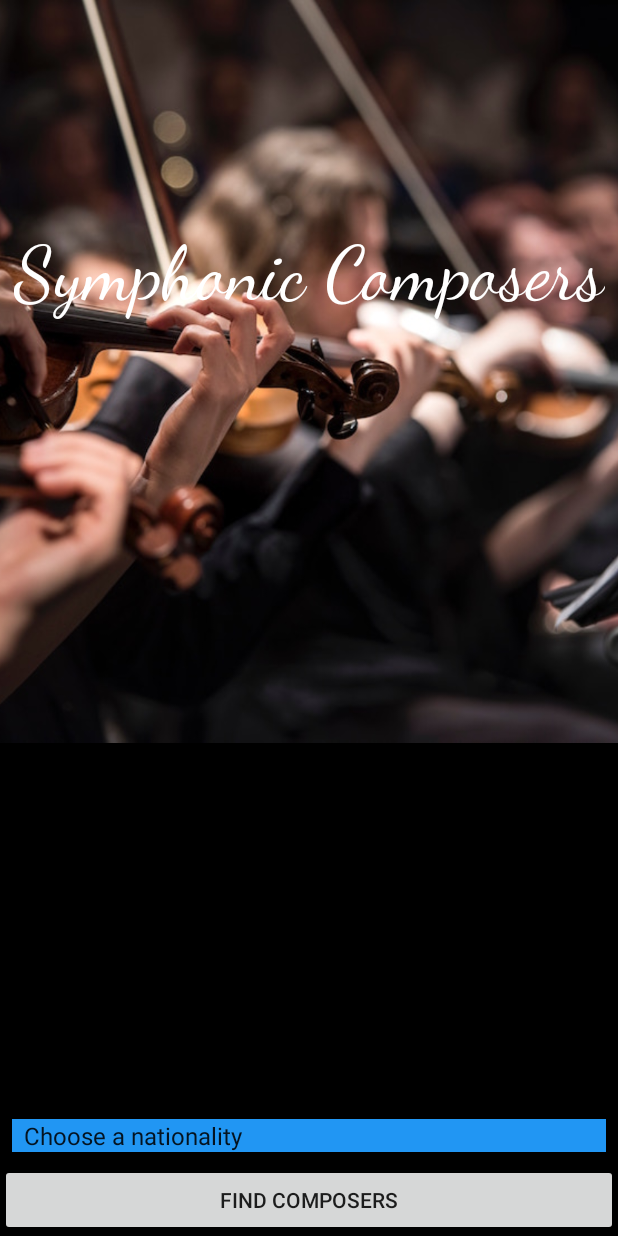
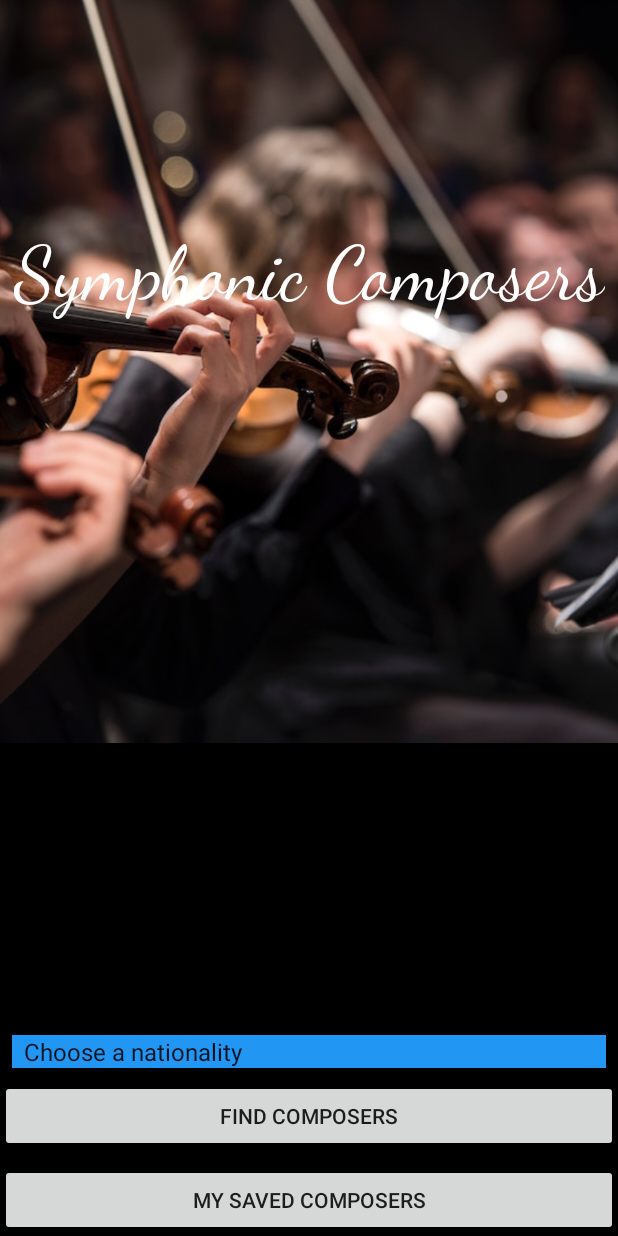
Before and after one commit to sagaquisces/Symphonic-Composers, an Android app: the screen it shows after launch (MainActivity), on a phone screen of 412 x 824 dp. Run offline under Robolectric (Android 15) with nearby library versions, the phone set to English and light mode, and no system bars; our stand-ins replace ButterKnife.

Commit message:
app will pull saved composers from firebase db and take to saved composers activity

```diff
--- a/app/build.gradle
+++ b/app/build.gradle
@@ -53,6 +53,7 @@ dependencies {
     compile 'org.parceler:parceler-api:1.1.6'
     compile 'com.android.support:support-v4:26.+'
     compile 'com.google.firebase:firebase-database:9.2.1'
+    compile 'com.firebaseui:firebase-ui-database:0.4.1'
     testCompile 'junit:junit:4.12'
     testCompile 'org.robolectric:robolectric:3.0'
     testCompile 'org.robolectric:shadows-support-v4:3.0'
--- a/app/src/main/java/com/epicodus/symphoniccomposers/ui/MainActivity.java
+++ b/app/src/main/java/com/epicodus/symphoniccomposers/ui/MainActivity.java
@@ -26,6 +26,7 @@ public class MainActivity extends AppCompatActivity implements View.OnClickListe
     private int mSelectedPosition;
 
     @Bind(R.id.findComposersButton) Button mFindComposersButton;
+    @Bind(R.id.savedComposerButton) Button mSavedComposerButton;
 //    @Bind(R.id.countryEditText) EditText mCountryEditText;
     @Bind(R.id.appNameTextView) TextView mAppNameTextView;
     @Bind(R.id.countriesSpinner) Spinner mCountriesSpinner;
@@ -64,6 +65,7 @@ public class MainActivity extends AppCompatActivity implements View.OnClickListe
         }
 
         mFindComposersButton.setOnClickListener(this);
+        mSavedComposerButton.setOnClickListener(this);
     }
 
 
@@ -86,6 +88,10 @@ public class MainActivity extends AppCompatActivity implements View.OnClickListe
 
 
         }
+        if (v == mSavedComposerButton) {
+            Intent intent = new Intent(MainActivity.this, SavedComposerListActivity.class);
+            startActivity(intent);
+        }
     }
 
     private void addToSharedPreferences(int selectedPosition) {
--- a/app/src/main/res/layout/activity_main.xml
+++ b/app/src/main/res/layout/activity_main.xml
@@ -51,7 +51,7 @@
         android:background="@color/colorPrimary"
         android:entries="@array/countries_array"
         app:layout_constraintBottom_toTopOf="@+id/findComposersButton"
-        app:layout_constraintHorizontal_bias="0.502"
+        app:layout_constraintHorizontal_bias="0.0"
         app:layout_constraintLeft_toLeftOf="parent"
         app:layout_constraintRight_toRightOf="parent" />
 
@@ -61,10 +61,23 @@
         android:layout_height="wrap_content"
         android:text="Find Composers"
         android:id="@+id/findComposersButton"
+        app:layout_constraintLeft_toLeftOf="parent"
+        app:layout_constraintRight_toRightOf="parent"
+        app:layout_constraintHorizontal_bias="1.0"
+        android:layout_marginBottom="8dp"
+        app:layout_constraintBottom_toTopOf="@+id/savedComposerButton" />
+
+    <Button
+        android:id="@+id/savedComposerButton"
+        android:layout_width="0dp"
+        android:layout_height="wrap_content"
+        android:layout_marginBottom="0dp"
+        android:layout_marginLeft="0dp"
+        android:layout_marginRight="0dp"
+        android:text="My Saved Composers"
         app:layout_constraintBottom_toBottomOf="parent"
         app:layout_constraintLeft_toLeftOf="parent"
         app:layout_constraintRight_toRightOf="parent"
-        app:layout_constraintTop_toTopOf="parent"
-        app:layout_constraintVertical_bias="1.0" />
+        app:layout_constraintHorizontal_bias="0.0" />
 
 </android.support.constraint.ConstraintLayout>
```
Also changed, not shown: app/src/main/AndroidManifest.xml (+6 -5 lines), app/src/main/java/com/epicodus/symphoniccomposers/adapters/FirebaseComposerViewHolder.java (added, +80 -0 lines), app/src/main/java/com/epicodus/symphoniccomposers/ui/SavedComposerListActivity.java (added, +60 -0 lines).
